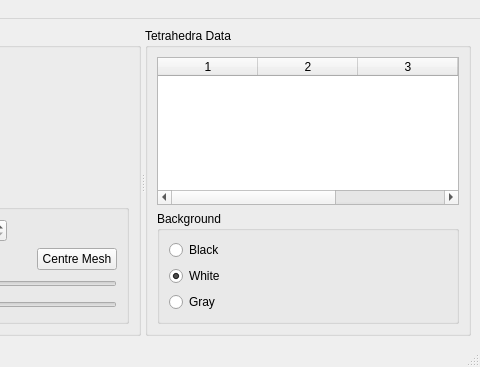
This is resources/tetgenviewermain.ui in yousefalshaikh17/protein_mesh_simulated_annealing as Qt 5 draws it before an edit; both pictures show x 364 to 844 and y 0 to 367 of the 844 by 367 pixel window. The edited form follows.
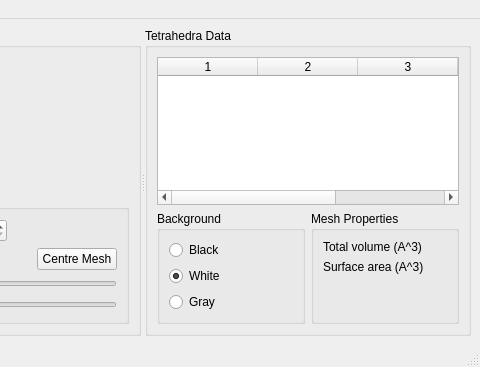
This is the edited form. Custom widgets are drawn as their Qt base class.

Commit message: added mesh props area

What changed in the file:
```diff
--- a/resources/tetgenviewermain.ui
+++ b/resources/tetgenviewermain.ui
@@ -278,6 +278,42 @@
             </layout>
            </widget>
           </item>
+          <item>
+           <widget class="QGroupBox" name="groupBox_4">
+            <property name="title">
+             <string>Mesh Properties</string>
+            </property>
+            <layout class="QVBoxLayout" name="verticalLayout_7">
+             <item>
+              <widget class="QLabel" name="label_5">
+               <property name="text">
+                <string>Total volume (A^3)</string>
+               </property>
+              </widget>
+             </item>
+             <item>
+              <widget class="QLabel" name="label_6">
+               <property name="text">
+                <string>Surface area (A^3)</string>
+               </property>
+              </widget>
+             </item>
+             <item>
+              <spacer name="verticalSpacer_2">
+               <property name="orientation">
+                <enum>Qt::Vertical</enum>
+               </property>
+               <property name="sizeHint" stdset="0">
+                <size>
+                 <width>20</width>
+                 <height>5</height>
+                </size>
+               </property>
+              </spacer>
+             </item>
+            </layout>
+           </widget>
+          </item>
          </layout>
         </item>
        </layout>
```
Left out of the diff: 1 changed line with no effect on the pictures. The commit also changes 1 other file.
